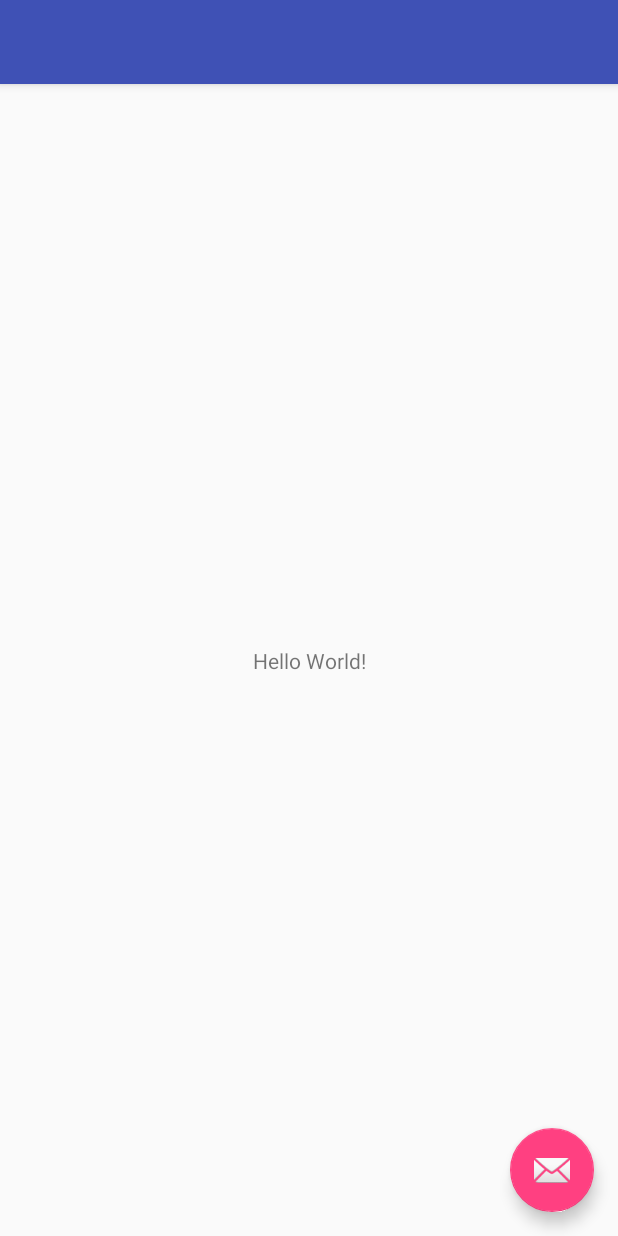
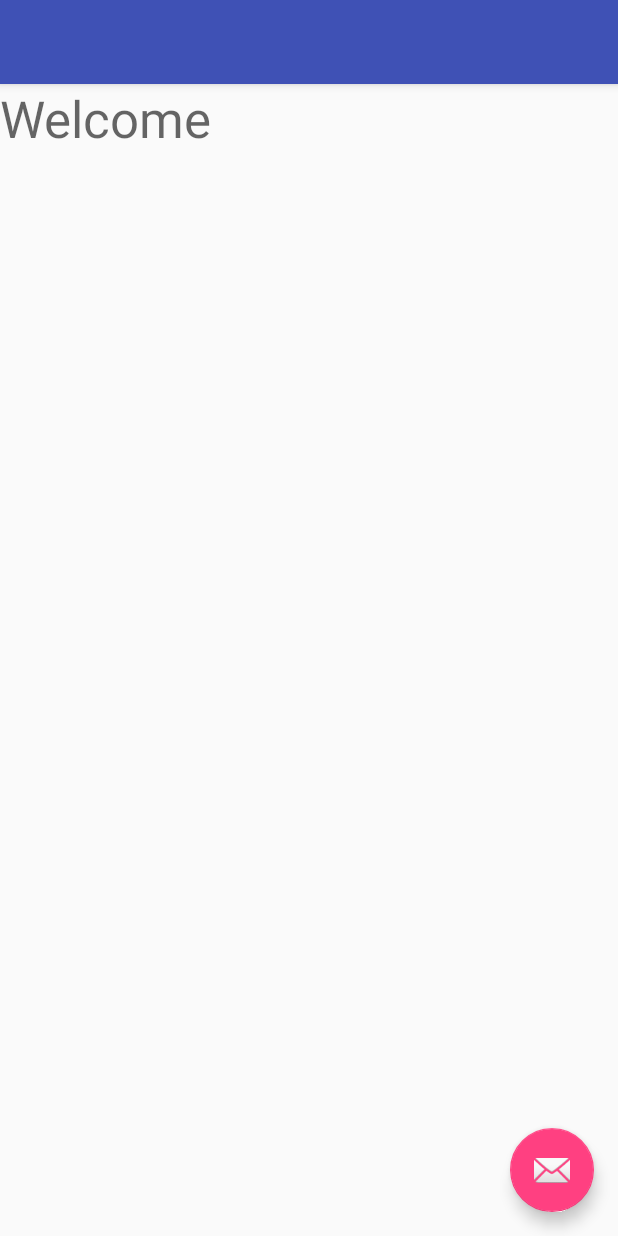
Before and after one commit to WhatIfAdmin/WhatIf, an Android app: the layout activity_main2.xml on its own in the app's theme, with its tools: preview values and no code run, on a phone screen of 412 x 824 dp. Run offline under Robolectric (Android 15) with nearby library versions, the phone set to English and light mode, and no system bars.

```diff
--- a/app/src/main/AndroidManifest.xml
+++ b/app/src/main/AndroidManifest.xml
@@ -19,6 +19,10 @@
                 <category android:name="android.intent.category.LAUNCHER" />
             </intent-filter>
         </activity>
+        <activity
+            android:name=".Main2Activity"
+            android:label="@string/title_activity_main2"
+            android:theme="@style/AppTheme.NoActionBar"></activity>
     </application>
 
 </manifest>
--- a/app/src/main/res/layout/activity_main.xml
+++ b/app/src/main/res/layout/activity_main2.xml
@@ -4,7 +4,7 @@
     xmlns:tools="http://schemas.android.com/tools"
     android:layout_width="match_parent"
     android:layout_height="match_parent"
-    tools:context="com.example.patrick.whatif.MainActivity">
+    tools:context="com.example.patrick.whatif.Main2Activity">
 
     <android.support.design.widget.AppBarLayout
         android:layout_width="match_parent"
@@ -20,7 +20,7 @@
 
     </android.support.design.widget.AppBarLayout>
 
-    <include layout="@layout/content_main" />
+    <include layout="@layout/content_main2" />
 
     <android.support.design.widget.FloatingActionButton
         android:id="@+id/fab"
--- /dev/null
+++ b/app/src/main/res/layout/content_main2.xml
@@ -0,0 +1,21 @@
+<?xml version="1.0" encoding="utf-8"?>
+<android.support.constraint.ConstraintLayout xmlns:android="http://schemas.android.com/apk/res/android"
+    xmlns:app="http://schemas.android.com/apk/res-auto"
+    xmlns:tools="http://schemas.android.com/tools"
+    android:layout_width="match_parent"
+    android:layout_height="match_parent"
+    app:layout_behavior="@string/appbar_scrolling_view_behavior"
+    tools:context="com.example.patrick.whatif.Main2Activity"
+    tools:showIn="@layout/activity_main2">
+
+    <TextView
+        android:id="@+id/textView"
+        android:layout_width="wrap_content"
+        android:layout_height="wrap_content"
+        android:text="Welcome"
+        android:textAppearance="@style/TextAppearance.AppCompat.Display1"
+        app:layout_constraintBottom_toBottomOf=""
+        app:layout_constraintRight_toRightOf=""
+        tools:layout_editor_absoluteX="121dp"
+        tools:layout_editor_absoluteY="16dp" />
+</android.support.constraint.ConstraintLayout>
--- a/app/src/main/res/values/strings.xml
+++ b/app/src/main/res/values/strings.xml
@@ -1,4 +1,5 @@
 <resources>
     <string name="app_name">What If</string>
     <string name="action_settings">Settings</string>
+    <string name="title_activity_main2">Main2Activity</string>
 </resources>
```
Also changed, not shown: app/src/main/java/com/example/patrick/whatif/Main2Activity.java (added, +29 -0 lines), app/src/main/java/com/example/patrick/whatif/MainActivity.java (+19 -0 lines), app/src/main/res/layout/content_main.xml (+13 -2 lines).
